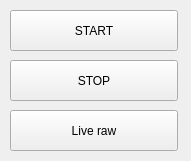
Old version of the form pysilcam/silcamgui/SilCamController.ui in the repository SINTEF/PySilCam.
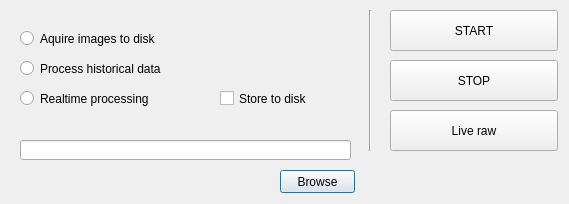
New version of the form.

Commit message: SIL-80 Added additional options to gui

```diff
--- a/pysilcam/silcamgui/SilCamController.ui
+++ b/pysilcam/silcamgui/SilCamController.ui
@@ -6,8 +6,8 @@
    <rect>
     <x>0</x>
     <y>0</y>
-    <width>191</width>
-    <height>161</height>
+    <width>569</width>
+    <height>204</height>
    </rect>
   </property>
   <property name="windowTitle">
@@ -19,7 +19,7 @@
   <widget class="QPushButton" name="pb_start">
    <property name="geometry">
     <rect>
-     <x>10</x>
+     <x>390</x>
      <y>10</y>
      <width>168</width>
      <height>41</height>
@@ -41,7 +41,7 @@
   <widget class="QPushButton" name="pb_stop">
    <property name="geometry">
     <rect>
-     <x>10</x>
+     <x>390</x>
      <y>60</y>
      <width>168</width>
      <height>41</height>
@@ -63,7 +63,7 @@
   <widget class="QPushButton" name="pb_live_raw">
    <property name="geometry">
     <rect>
-     <x>10</x>
+     <x>390</x>
      <y>110</y>
      <width>168</width>
      <height>41</height>
@@ -82,6 +82,94 @@
     <bool>false</bool>
    </property>
   </widget>
+  <widget class="Line" name="line">
+   <property name="geometry">
+    <rect>
+     <x>360</x>
+     <y>10</y>
+     <width>20</width>
+     <height>141</height>
+    </rect>
+   </property>
+   <property name="orientation">
+    <enum>Qt::Vertical</enum>
+   </property>
+  </widget>
+  <widget class="QRadioButton" name="rb_to_disc">
+   <property name="geometry">
+    <rect>
+     <x>20</x>
+     <y>30</y>
+     <width>171</width>
+     <height>17</height>
+    </rect>
+   </property>
+   <property name="text">
+    <string>Aquire images to disk</string>
+   </property>
+  </widget>
+  <widget class="QRadioButton" name="rb_process_historical">
+   <property name="geometry">
+    <rect>
+     <x>20</x>
+     <y>60</y>
+     <width>191</width>
+     <height>17</height>
+    </rect>
+   </property>
+   <property name="text">
+    <string>Process historical data</string>
+   </property>
+  </widget>
+  <widget class="QLineEdit" name="le_path_to_data">
+   <property name="geometry">
+    <rect>
+     <x>20</x>
+     <y>140</y>
+     <width>331</width>
+     <height>20</height>
+    </rect>
+   </property>
+  </widget>
+  <widget class="QPushButton" name="pb_browse">
+   <property name="geometry">
+    <rect>
+     <x>280</x>
+     <y>170</y>
+     <width>75</width>
+     <height>23</height>
+    </rect>
+   </property>
+   <property name="text">
+    <string>Browse</string>
+   </property>
+  </widget>
+  <widget class="QRadioButton" name="rb_real_time">
+   <property name="geometry">
+    <rect>
+     <x>20</x>
+     <y>90</y>
+     <width>191</width>
+     <height>17</height>
+    </rect>
+   </property>
+   <property name="text">
+    <string>Realtime processing</string>
+   </property>
+  </widget>
+  <widget class="QCheckBox" name="cb_store_to_disc">
+   <property name="geometry">
+    <rect>
+     <x>220</x>
+     <y>90</y>
+     <width>111</width>
+     <height>17</height>
+    </rect>
+   </property>
+   <property name="text">
+    <string>Store to disk</string>
+   </property>
+  </widget>
  </widget>
  <resources/>
  <connections/>
```
The commit also changes 3 other files.
